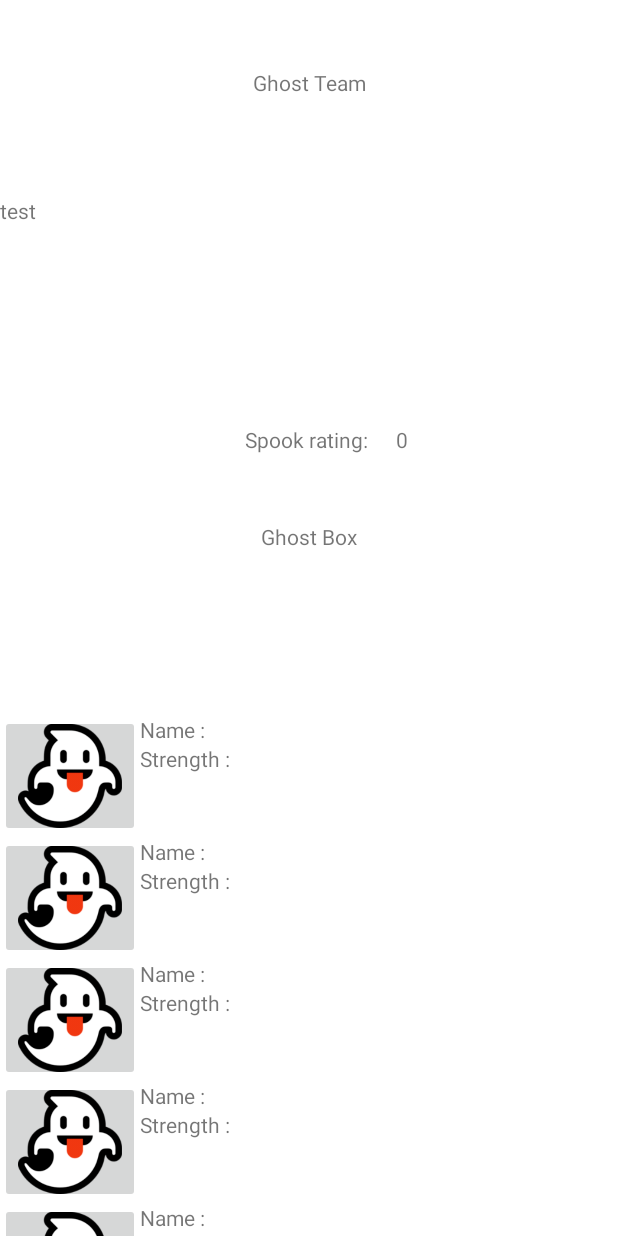
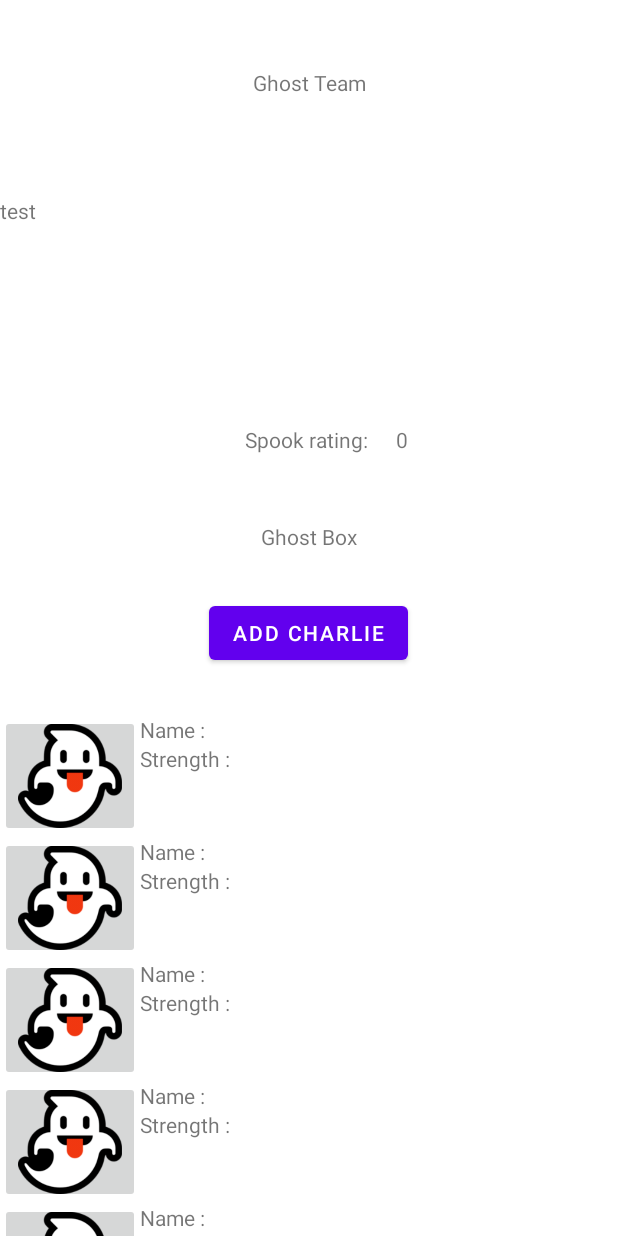
Before and after one commit to guillaumemouchet/Spook-Inc, an Android app: the TrainingActivity screen opened directly, with no data from a screen before it, after a tap on an icon or button, on a phone screen of 412 x 824 dp. Run offline under Robolectric (Android 15) with nearby library versions, the phone set to English and light mode, and no system bars.

Commit message:
fixed merge conflict

```diff
--- a/app/src/main/java/com/example/spook_inc/TrainingActivity.kt
+++ b/app/src/main/java/com/example/spook_inc/TrainingActivity.kt
@@ -4,9 +4,12 @@
 import androidx.appcompat.app.AppCompatActivity
 import android.os.Bundle
 import android.util.Log
+import android.view.View
+import android.widget.Button
 import android.widget.ImageButton
 
 import android.widget.Toast
+import androidx.core.view.isInvisible
 
 class TrainingActivity : AppCompatActivity() {
     private val COUNTER_KEY = "counter"
@@ -14,13 +17,21 @@
     override fun onCreate(savedInstanceState: Bundle?) {
         super.onCreate(savedInstanceState)
         setContentView(R.layout.activity_training)
+
+        val btnAddTeam = findViewById<Button>(R.id.btnAdd)
+
         val btnGhost = findViewById<ImageButton>(R.id.image6)
-        val ghost = Ghost(1,"Charlie",10);
+        val ghost = Ghost(1,"Charlie",10)
 
         btnGhost.setOnClickListener(){
+            btnAddTeam.visibility = View.VISIBLE
             ghost.main()
+            btnAddTeam.text = "Add ${ghost.name}"
         }
 
+        btnAddTeam.setOnClickListener(){
+            Toast.makeText(this, "AddTeam: ${ghost.name}", Toast.LENGTH_SHORT).show()
+        }
 
     }
     //Cycle de vie d'une application
```
